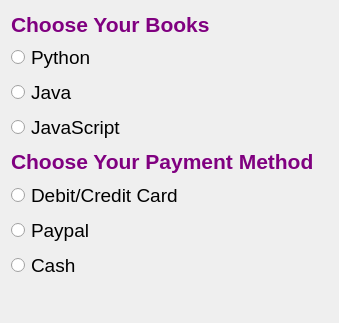
Qt form Part02/02_13_RadioDemo.ui (Stays1993/PyQtTutorial) before a commit.
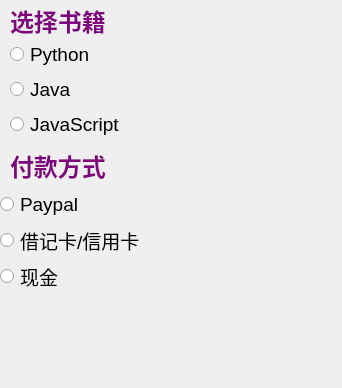
The same form after that commit.

Diff of the .ui file:
```diff
--- a/Part02/02_13_RadioDemo.ui
+++ b/Part02/02_13_RadioDemo.ui
@@ -6,8 +6,8 @@
    <rect>
     <x>0</x>
     <y>0</y>
-    <width>339</width>
-    <height>323</height>
+    <width>342</width>
+    <height>388</height>
    </rect>
   </property>
   <property name="windowTitle">
@@ -16,21 +16,72 @@
   <property name="styleSheet">
    <string notr="true">QLabel{color:purple}</string>
   </property>
-  <layout class="QVBoxLayout" name="verticalLayout_3">
-   <item>
     <widget class="QLabel" name="label">
+   <property name="geometry">
+    <rect>
+     <x>10</x>
+     <y>0</y>
+     <width>101</width>
+     <height>41</height>
+    </rect>
+   </property>
      <property name="font">
       <font>
-       <pointsize>16</pointsize>
+     <pointsize>18</pointsize>
        <bold>true</bold>
       </font>
      </property>
      <property name="text">
-      <string>Choose Your Books</string>
-     </property>
-    </widget>
-   </item>
-   <item>
+    <string>选择书籍</string>
+   </property>
+  </widget>
+  <widget class="QLabel" name="label_2">
+   <property name="geometry">
+    <rect>
+     <x>10</x>
+     <y>150</y>
+     <width>101</width>
+     <height>31</height>
+    </rect>
+   </property>
+   <property name="font">
+    <font>
+     <pointsize>18</pointsize>
+     <bold>true</bold>
+    </font>
+   </property>
+   <property name="text">
+    <string>付款方式</string>
+   </property>
+  </widget>
+  <widget class="QLabel" name="label_result">
+   <property name="geometry">
+    <rect>
+     <x>10</x>
+     <y>300</y>
+     <width>311</width>
+     <height>71</height>
+    </rect>
+   </property>
+   <property name="font">
+    <font>
+     <pointsize>14</pointsize>
+     <bold>false</bold>
+    </font>
+   </property>
+   <property name="text">
+    <string/>
+   </property>
+  </widget>
+  <widget class="QWidget" name="">
+   <property name="geometry">
+    <rect>
+     <x>10</x>
+     <y>40</y>
+     <width>115</width>
+     <height>101</height>
+    </rect>
+   </property>
     <layout class="QVBoxLayout" name="verticalLayout">
      <item>
       <widget class="QRadioButton" name="radioButton_py">
@@ -69,34 +120,17 @@
       </widget>
      </item>
     </layout>
-   </item>
-   <item>
-    <widget class="QLabel" name="label_2">
-     <property name="font">
-      <font>
-       <pointsize>16</pointsize>
-       <bold>true</bold>
-      </font>
-     </property>
-     <property name="text">
-      <string>Choose Your Payment Method</string>
-     </property>
-    </widget>
-   </item>
-   <item>
+  </widget>
+  <widget class="QWidget" name="">
+   <property name="geometry">
+    <rect>
+     <x>0</x>
+     <y>190</y>
+     <width>148</width>
+     <height>101</height>
+    </rect>
+   </property>
     <layout class="QVBoxLayout" name="verticalLayout_2">
-     <item>
-      <widget class="QRadioButton" name="radioButton_deb">
-       <property name="font">
-        <font>
-         <pointsize>14</pointsize>
-        </font>
-       </property>
-       <property name="text">
-        <string>Debit/Credit Card</string>
-       </property>
-      </widget>
-     </item>
      <item>
       <widget class="QRadioButton" name="radioButton_paypal">
        <property name="font">
@@ -109,6 +143,18 @@
        </property>
       </widget>
      </item>
+    <item>
+     <widget class="QRadioButton" name="radioButton_deb">
+      <property name="font">
+       <font>
+        <pointsize>14</pointsize>
+       </font>
+      </property>
+      <property name="text">
+       <string>借记卡/信用卡</string>
+      </property>
+     </widget>
+    </item>
      <item>
       <widget class="QRadioButton" name="radioButton_cash">
        <property name="font">
@@ -117,26 +163,12 @@
         </font>
        </property>
        <property name="text">
-        <string>Cash</string>
+       <string>现金</string>
        </property>
       </widget>
      </item>
     </layout>
-   </item>
-   <item>
-    <widget class="QLabel" name="label_result">
-     <property name="font">
-      <font>
-       <pointsize>14</pointsize>
-       <bold>true</bold>
-      </font>
-     </property>
-     <property name="text">
-      <string/>
-     </property>
-    </widget>
-   </item>
-  </layout>
+  </widget>
  </widget>
  <resources/>
  <connections/>
```
Lines whose indentation alone changed are shown as unchanged.
